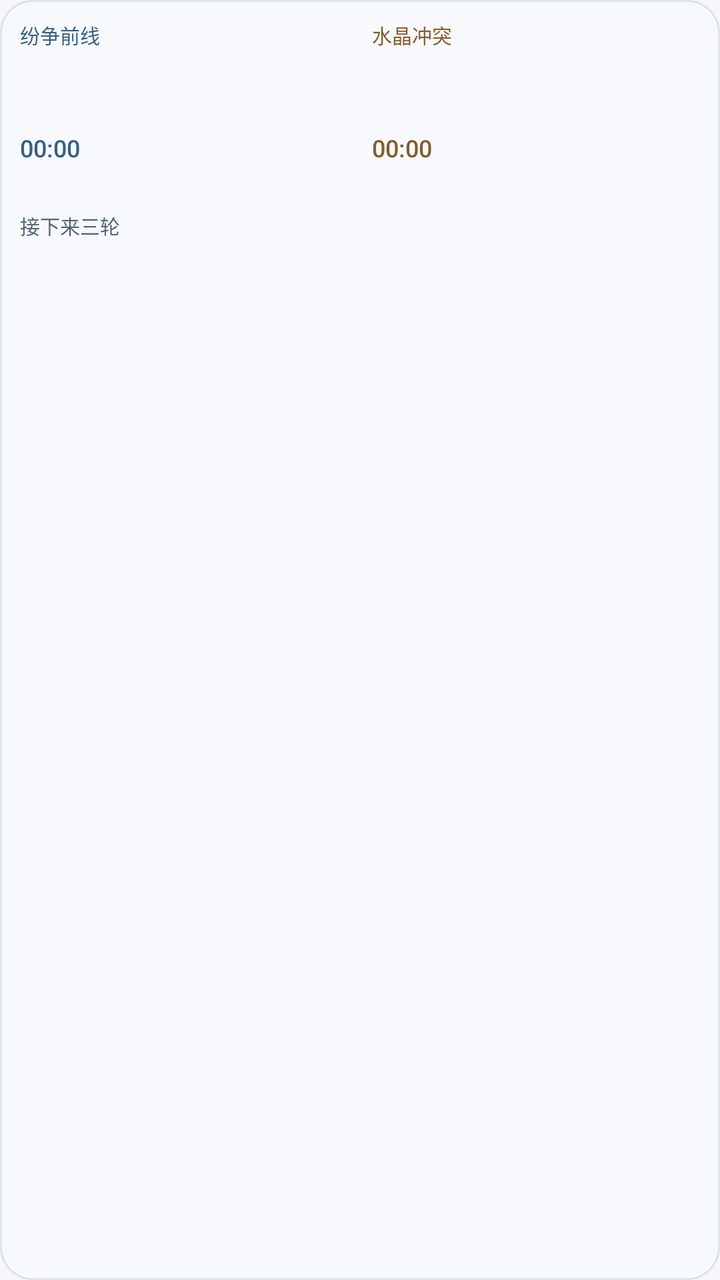
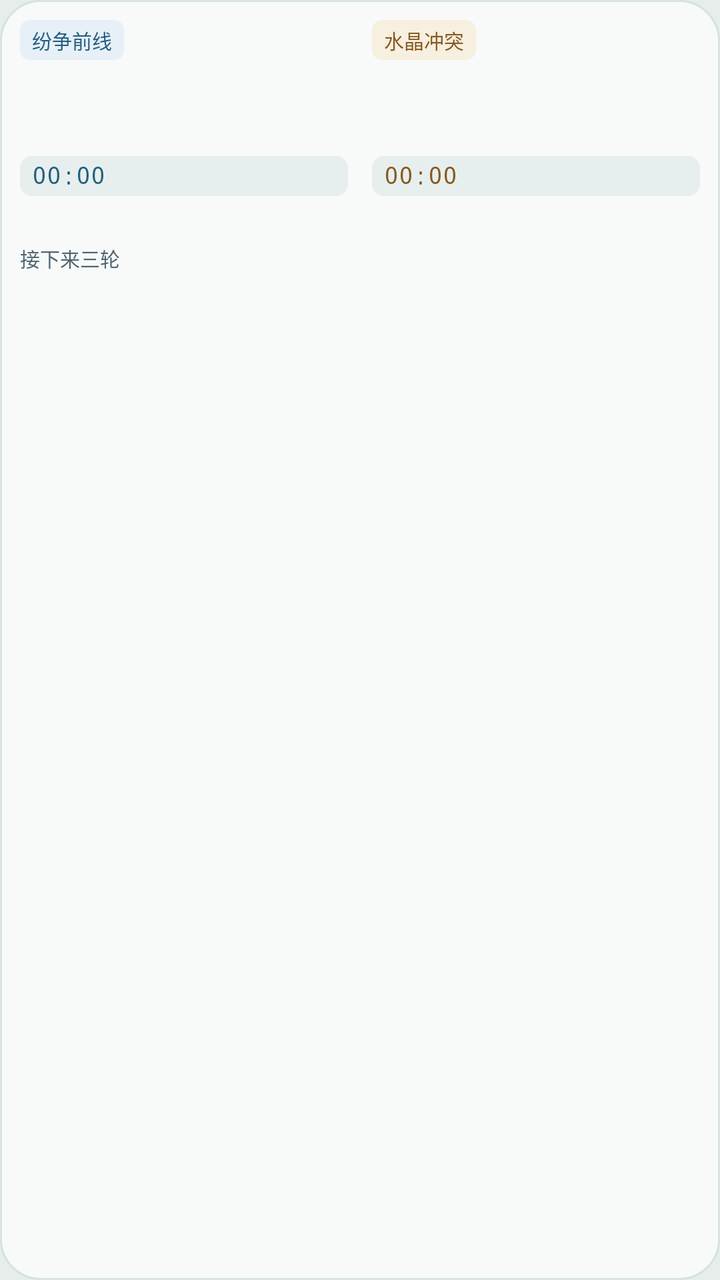

Before-and-after screenshots of an Android layout around one commit, followed by the original layout XML and the change that was made.
<!-- AndroidManifest.xml: application theme Theme.FF14Widgets -->
<!-- res/layout/pvp_widget_schedule.xml -->
<?xml version='1.0' encoding='utf-8'?>
<FrameLayout xmlns:android="http://schemas.android.com/apk/res/android" android:id="@+id/widget_root" android:layout_width="match_parent" android:layout_height="match_parent" android:background="@drawable/pvp_widget_solid" android:foreground="@drawable/pvp_widget_feedback">
 <ImageView android:id="@+id/pvp_background" android:layout_width="match_parent" android:layout_height="match_parent" android:src="@drawable/pvp_widget_solid" android:scaleType="fitXY" android:importantForAccessibility="no" android:contentDescription="@null" />
 <LinearLayout android:id="@+id/pvp_content" android:layout_width="match_parent" android:layout_height="match_parent" android:orientation="vertical" android:padding="10dp">
  <LinearLayout android:layout_width="match_parent" android:layout_height="wrap_content" android:orientation="horizontal" android:gravity="center_vertical" android:layout_marginBottom="10dp" android:visibility="gone">
   <TextView android:id="@+id/pvp_heading" style="@style/PvpHeading" android:text="" android:layout_width="0dp" android:layout_weight="1" android:visibility="gone" />
   <TextView android:id="@+id/pvp_status" style="@style/PvpLabel" android:layout_width="wrap_content" android:textSize="10sp" android:maxLines="1" android:visibility="gone" android:text="" />
  </LinearLayout>
  <LinearLayout android:layout_width="match_parent" android:layout_height="wrap_content" android:orientation="horizontal" android:baselineAligned="false">
   <include layout="@layout/pvp_front_column" />
   <LinearLayout android:layout_width="12dp" android:layout_height="1dp" android:orientation="vertical" />
   <include layout="@layout/pvp_crystal_column" />
  </LinearLayout>
  <LinearLayout android:id="@+id/pvp_schedule_section" android:layout_width="match_parent" android:layout_height="wrap_content" android:layout_marginTop="8dp" android:orientation="vertical">
   <TextView style="@style/PvpLabel" android:text="接下来三轮" />
   <LinearLayout android:layout_width="match_parent" android:layout_height="wrap_content" android:orientation="horizontal" android:baselineAligned="false">
    <LinearLayout android:layout_width="0dp" android:layout_height="wrap_content" android:layout_weight="1" android:orientation="vertical">
     <TextView android:id="@+id/pvp_front_slot_1_time" style="@style/PvpScheduleTime" />
     <TextView android:id="@+id/pvp_front_slot_1_map" style="@style/PvpScheduleMap" />
     <TextView android:id="@+id/pvp_front_slot_2_time" style="@style/PvpScheduleTime" />
     <TextView android:id="@+id/pvp_front_slot_2_map" style="@style/PvpScheduleMap" />
     <TextView android:id="@+id/pvp_front_slot_3_time" style="@style/PvpScheduleTime" />
     <TextView android:id="@+id/pvp_front_slot_3_map" style="@style/PvpScheduleMap" />
    </LinearLayout>
    <LinearLayout android:layout_width="12dp" android:layout_height="1dp" android:orientation="vertical" />
    <LinearLayout android:layout_width="0dp" android:layout_height="wrap_content" android:layout_weight="1" android:orientation="vertical">
     <TextView android:id="@+id/pvp_crystal_slot_1_time" style="@style/PvpScheduleTime" />
     <TextView android:id="@+id/pvp_crystal_slot_1_map" style="@style/PvpScheduleMap" />
     <TextView android:id="@+id/pvp_crystal_slot_2_time" style="@style/PvpScheduleTime" />
     <TextView android:id="@+id/pvp_crystal_slot_2_map" style="@style/PvpScheduleMap" />
     <TextView android:id="@+id/pvp_crystal_slot_3_time" style="@style/PvpScheduleTime" />
     <TextView android:id="@+id/pvp_crystal_slot_3_map" style="@style/PvpScheduleMap" />
    </LinearLayout>
   </LinearLayout>
  </LinearLayout>
 </LinearLayout>
</FrameLayout>
<!-- res/layout/pvp_front_column.xml (included above) -->
<?xml version="1.0" encoding="utf-8"?>
<LinearLayout xmlns:android="http://schemas.android.com/apk/res/android"
 android:layout_width="0dp" android:layout_height="wrap_content" android:layout_weight="1" android:orientation="vertical">
 <TextView android:id="@+id/pvp_front_label" style="@style/PvpLabel" android:text="纷争前线" android:textColor="@color/pvp_frontline"/>
 <TextView android:id="@+id/pvp_front_current" style="@style/PvpMap"/>
 <TextView android:id="@+id/pvp_front_next" style="@style/PvpNext"/>
 <Chronometer android:id="@+id/pvp_front_countdown" style="@style/PvpCountdown" android:textColor="@color/pvp_frontline"/>
 <TextView android:id="@+id/pvp_front_boundary" style="@style/PvpLabel" android:layout_marginTop="4dp"/>
</LinearLayout>
<!-- res/layout/pvp_crystal_column.xml (included above) -->
<?xml version="1.0" encoding="utf-8"?>
<LinearLayout xmlns:android="http://schemas.android.com/apk/res/android"
 android:layout_width="0dp" android:layout_height="wrap_content" android:layout_weight="1" android:orientation="vertical">
 <TextView android:id="@+id/pvp_crystal_label" style="@style/PvpLabel" android:text="水晶冲突" android:textColor="@color/pvp_crystal"/>
 <TextView android:id="@+id/pvp_crystal_current" style="@style/PvpMap"/>
 <TextView android:id="@+id/pvp_crystal_next" style="@style/PvpNext"/>
 <Chronometer android:id="@+id/pvp_crystal_countdown" style="@style/PvpCountdown" android:textColor="@color/pvp_crystal"/>
 <TextView android:id="@+id/pvp_crystal_boundary" style="@style/PvpLabel" android:layout_marginTop="4dp"/>
</LinearLayout>
<!-- resources referenced by this layout -->
<resources>
  <color name="pvp_crystal">#835C2D</color>
  <color name="pvp_frontline">#365F86</color>
  <!-- drawable pvp_widget_feedback (drawable) -->
  <?xml version="1.0" encoding="utf-8"?>
  <ripple xmlns:android="http://schemas.android.com/apk/res/android" android:color="@color/pvp_ripple">
   <item android:id="@android:id/mask">
    <shape android:shape="rectangle"><solid android:color="#FFFFFFFF"/><corners android:radius="16dp"/></shape>
   </item>
  </ripple>
  <!-- drawable pvp_widget_solid (drawable) -->
  <?xml version="1.0" encoding="utf-8"?>
  <shape xmlns:android="http://schemas.android.com/apk/res/android" android:shape="rectangle">
   <solid android:color="@color/pvp_surface"/>
   <corners android:radius="16dp"/>
   <stroke android:width="1dp" android:color="@color/pvp_line"/>
  </shape>
  <style name="PvpCountdown" parent="PvpText">
    <item name="android:textSize">12sp</item>
    <item name="android:fontFamily">sans-serif-medium</item>
    <item name="android:layout_marginTop">4dp</item>
   </style>
  <style name="PvpMap" parent="PvpText">
    <item name="android:textSize">16sp</item>
    <item name="android:fontFamily">sans-serif-medium</item>
    <item name="android:layout_marginTop">3dp</item>
    <item name="android:maxLines">2</item>
    <item name="android:ellipsize">end</item>
   </style>
  <style name="PvpScheduleMap" parent="PvpText">
    <item name="android:textSize">12sp</item>
    <item name="android:layout_marginTop">2dp</item>
    <item name="android:maxLines">1</item>
    <item name="android:ellipsize">end</item>
   </style>
  <style name="PvpScheduleTime" parent="PvpLabel">
    <item name="android:textSize">11sp</item>
    <item name="android:layout_marginTop">4dp</item>
   </style>
  <style name="Theme.FF14Widgets" parent="android:style/Theme.Material.Light.NoActionBar">
    <item name="android:fontFamily">sans</item>
    <item name="android:windowLightStatusBar">true</item>
    <item name="android:statusBarColor">#EEF3F9</item>
    <item name="android:navigationBarColor">#EEF3F9</item>
    <item name="android:windowBackground">#F5F7FA</item>
   </style>
  <color name="pvp_surface">#F7F9FC</color>
  <color name="pvp_line">#DCE4ED</color>
  <color name="pvp_muted">#526477</color>
  <color name="pvp_text">#172B42</color>
  <!-- unchanged entries left out for length: 5 -->
</resources>

<!-- the commit's change to res/layout/pvp_widget_schedule.xml (unified diff, before → after) -->
@@ -11,10 +11,10 @@
    <LinearLayout android:layout_width="12dp" android:layout_height="1dp" android:orientation="vertical" />
    <include layout="@layout/pvp_crystal_column" />
   </LinearLayout>
-  <LinearLayout android:id="@+id/pvp_schedule_section" android:layout_width="match_parent" android:layout_height="wrap_content" android:layout_marginTop="8dp" android:orientation="vertical">
+  <LinearLayout android:id="@+id/pvp_schedule_section" android:layout_width="match_parent" android:layout_height="0dp" android:layout_weight="1" android:layout_marginTop="8dp" android:orientation="vertical">
    <TextView style="@style/PvpLabel" android:text="接下来三轮" />
-   <LinearLayout android:layout_width="match_parent" android:layout_height="wrap_content" android:orientation="horizontal" android:baselineAligned="false">
-    <LinearLayout android:layout_width="0dp" android:layout_height="wrap_content" android:layout_weight="1" android:orientation="vertical">
+   <LinearLayout android:layout_width="match_parent" android:layout_height="0dp" android:layout_weight="1" android:orientation="horizontal" android:baselineAligned="false">
+    <LinearLayout android:layout_width="0dp" android:layout_height="match_parent" android:layout_weight="1" android:orientation="vertical">
      <TextView android:id="@+id/pvp_front_slot_1_time" style="@style/PvpScheduleTime" />
      <TextView android:id="@+id/pvp_front_slot_1_map" style="@style/PvpScheduleMap" />
      <TextView android:id="@+id/pvp_front_slot_2_time" style="@style/PvpScheduleTime" />
@@ -23,7 +23,7 @@
      <TextView android:id="@+id/pvp_front_slot_3_map" style="@style/PvpScheduleMap" />
     </LinearLayout>
     <LinearLayout android:layout_width="12dp" android:layout_height="1dp" android:orientation="vertical" />
-    <LinearLayout android:layout_width="0dp" android:layout_height="wrap_content" android:layout_weight="1" android:orientation="vertical">
+    <LinearLayout android:layout_width="0dp" android:layout_height="match_parent" android:layout_weight="1" android:orientation="vertical">
      <TextView android:id="@+id/pvp_crystal_slot_1_time" style="@style/PvpScheduleTime" />
      <TextView android:id="@+id/pvp_crystal_slot_1_map" style="@style/PvpScheduleMap" />
      <TextView android:id="@+id/pvp_crystal_slot_2_time" style="@style/PvpScheduleTime" />
@@ -39,7 +39,7 @@
 <?xml version="1.0" encoding="utf-8"?>
 <LinearLayout xmlns:android="http://schemas.android.com/apk/res/android"
  android:layout_width="0dp" android:layout_height="wrap_content" android:layout_weight="1" android:orientation="vertical">
- <TextView android:id="@+id/pvp_front_label" style="@style/PvpLabel" android:text="纷争前线" android:textColor="@color/pvp_frontline"/>
+ <TextView android:id="@+id/pvp_front_label" style="@style/PvpModeLabel" android:background="@drawable/widget_front_label" android:text="纷争前线" android:textColor="@color/pvp_frontline"/>
  <TextView android:id="@+id/pvp_front_current" style="@style/PvpMap"/>
  <TextView android:id="@+id/pvp_front_next" style="@style/PvpNext"/>
  <Chronometer android:id="@+id/pvp_front_countdown" style="@style/PvpCountdown" android:textColor="@color/pvp_frontline"/>
@@ -49,7 +49,7 @@
 <?xml version="1.0" encoding="utf-8"?>
 <LinearLayout xmlns:android="http://schemas.android.com/apk/res/android"
  android:layout_width="0dp" android:layout_height="wrap_content" android:layout_weight="1" android:orientation="vertical">
- <TextView android:id="@+id/pvp_crystal_label" style="@style/PvpLabel" android:text="水晶冲突" android:textColor="@color/pvp_crystal"/>
+ <TextView android:id="@+id/pvp_crystal_label" style="@style/PvpModeLabel" android:background="@drawable/widget_crystal_label" android:text="水晶冲突" android:textColor="@color/pvp_crystal"/>
  <TextView android:id="@+id/pvp_crystal_current" style="@style/PvpMap"/>
  <TextView android:id="@+id/pvp_crystal_next" style="@style/PvpNext"/>
  <Chronometer android:id="@+id/pvp_crystal_countdown" style="@style/PvpCountdown" android:textColor="@color/pvp_crystal"/>
<!-- resource entries referenced after the edit -->
@@ -1,54 +1,119 @@
 <!-- resources referenced by this layout -->
 <resources>
-  <color name="pvp_crystal">#835C2D</color>
-  <color name="pvp_frontline">#365F86</color>
+  <color name="pvp_crystal">#855A20</color>
+  <color name="pvp_frontline">#245F80</color>
   <!-- drawable pvp_widget_feedback (drawable) -->
   <?xml version="1.0" encoding="utf-8"?>
   <ripple xmlns:android="http://schemas.android.com/apk/res/android" android:color="@color/pvp_ripple">
    <item android:id="@android:id/mask">
-    <shape android:shape="rectangle"><solid android:color="#FFFFFFFF"/><corners android:radius="16dp"/></shape>
+    <shape android:shape="rectangle"><solid android:color="#FFFFFFFF"/><corners android:radius="20dp"/></shape>
    </item>
   </ripple>
   <!-- drawable pvp_widget_solid (drawable) -->
   <?xml version="1.0" encoding="utf-8"?>
   <shape xmlns:android="http://schemas.android.com/apk/res/android" android:shape="rectangle">
    <solid android:color="@color/pvp_surface"/>
-   <corners android:radius="16dp"/>
+   <corners android:radius="20dp"/>
    <stroke android:width="1dp" android:color="@color/pvp_line"/>
   </shape>
+  <!-- drawable widget_crystal_label (drawable) -->
+  <shape xmlns:android="http://schemas.android.com/apk/res/android" android:shape="rectangle">
+   <solid android:color="@color/pvp_crystal_tint"/><corners android:radius="5dp"/>
+  </shape>
+  <!-- drawable widget_front_label (drawable) -->
+  <shape xmlns:android="http://schemas.android.com/apk/res/android" android:shape="rectangle">
+   <solid android:color="@color/pvp_front_tint"/><corners android:radius="5dp"/>
+  </shape>
   <style name="PvpCountdown" parent="PvpText">
+    <item name="android:layout_height">20dp</item>
+    <item name="android:layout_width">match_parent</item>
+    <item name="android:gravity">center_vertical</item>
+    <item name="android:maxLines">1</item>
+    <item name="android:autoSizeTextType">uniform</item>
+    <item name="android:autoSizeMinTextSize">6sp</item>
+    <item name="android:autoSizeMaxTextSize">12sp</item>
+    <item name="android:autoSizeStepGranularity">0.5sp</item>
     <item name="android:textSize">12sp</item>
-    <item name="android:fontFamily">sans-serif-medium</item>
+    <item name="android:fontFamily">monospace</item>
     <item name="android:layout_marginTop">4dp</item>
+    <item name="android:background">@drawable/widget_timer</item>
+    <item name="android:paddingLeft">6dp</item>
+    <item name="android:paddingRight">6dp</item>
+    <item name="android:paddingTop">2dp</item>
+    <item name="android:paddingBottom">2dp</item>
    </style>
   <style name="PvpMap" parent="PvpText">
+    <item name="android:layout_height">24dp</item>
+    <item name="android:gravity">center_vertical</item>
+    <item name="android:autoSizeTextType">uniform</item>
+    <item name="android:autoSizeMinTextSize">6sp</item>
+    <item name="android:autoSizeMaxTextSize">16sp</item>
+    <item name="android:autoSizeStepGranularity">0.5sp</item>
     <item name="android:textSize">16sp</item>
     <item name="android:fontFamily">sans-serif-medium</item>
     <item name="android:layout_marginTop">3dp</item>
-    <item name="android:maxLines">2</item>
+    <item name="android:maxLines">1</item>
     <item name="android:ellipsize">end</item>
    </style>
+  <style name="PvpModeLabel" parent="PvpLabel">
+    <item name="android:layout_height">20dp</item>
+    <item name="android:gravity">center_vertical</item>
+    <item name="android:maxLines">1</item>
+    <item name="android:autoSizeTextType">uniform</item>
+    <item name="android:autoSizeMinTextSize">6sp</item>
+    <item name="android:autoSizeMaxTextSize">10sp</item>
+    <item name="android:autoSizeStepGranularity">0.5sp</item>
+    <item name="android:layout_width">wrap_content</item>
+    <item name="android:paddingLeft">6dp</item>
+    <item name="android:paddingRight">6dp</item>
+    <item name="android:paddingTop">2dp</item>
+    <item name="android:paddingBottom">2dp</item>
+    <item name="android:fontFamily">sans-serif-medium</item>
+   </style>
   <style name="PvpScheduleMap" parent="PvpText">
+    <item name="android:layout_height">0dp</item>
+    <item name="android:layout_weight">1</item>
+    <item name="android:gravity">top</item>
+    <item name="android:autoSizeTextType">uniform</item>
+    <item name="android:autoSizeMinTextSize">6sp</item>
+    <item name="android:autoSizeMaxTextSize">12sp</item>
+    <item name="android:autoSizeStepGranularity">0.5sp</item>
     <item name="android:textSize">12sp</item>
-    <item name="android:layout_marginTop">2dp</item>
+    <item name="android:layout_marginTop">0dp</item>
     <item name="android:maxLines">1</item>
     <item name="android:ellipsize">end</item>
    </style>
   <style name="PvpScheduleTime" parent="PvpLabel">
+    <item name="android:layout_height">0dp</item>
+    <item name="android:layout_weight">1</item>
+    <item name="android:gravity">bottom</item>
+    <item name="android:maxLines">1</item>
+    <item name="android:autoSizeTextType">uniform</item>
+    <item name="android:autoSizeMinTextSize">6sp</item>
+    <item name="android:autoSizeMaxTextSize">11sp</item>
+    <item name="android:autoSizeStepGranularity">0.5sp</item>
     <item name="android:textSize">11sp</item>
-    <item name="android:layout_marginTop">4dp</item>
+    <item name="android:layout_marginTop">0dp</item>
    </style>
   <style name="Theme.FF14Widgets" parent="android:style/Theme.Material.Light.NoActionBar">
     <item name="android:fontFamily">sans</item>
     <item name="android:windowLightStatusBar">true</item>
-    <item name="android:statusBarColor">#EEF3F9</item>
-    <item name="android:navigationBarColor">#EEF3F9</item>
-    <item name="android:windowBackground">#F5F7FA</item>
+    <item name="android:statusBarColor">@color/widget_preview_surface</item>
+    <item name="android:navigationBarColor">@color/widget_preview_surface</item>
+    <item name="android:windowBackground">@color/widget_preview_surface</item>
    </style>
-  <color name="pvp_surface">#F7F9FC</color>
-  <color name="pvp_line">#DCE4ED</color>
-  <color name="pvp_muted">#526477</color>
-  <color name="pvp_text">#172B42</color>
+  <color name="pvp_surface">#F8FAF9</color>
+  <color name="pvp_line">#D8E2E3</color>
+  <color name="pvp_crystal_tint">#F7EFDF</color>
+  <color name="pvp_front_tint">#E7EFF7</color>
+  <!-- drawable widget_timer (drawable) -->
+  <shape xmlns:android="http://schemas.android.com/apk/res/android" android:shape="rectangle">
+   <solid android:color="@color/widget_timer_surface"/><corners android:radius="6dp"/>
+  </shape>
+  <color name="pvp_muted">#4F6571</color>
+  <color name="widget_preview_surface">#E7EDEB</color>
+  <color name="pvp_text">#18313C</color>
+  <color name="widget_timer_surface">#E6EFED</color>
   <!-- unchanged entries left out for length: 5 -->
 </resources>
 
